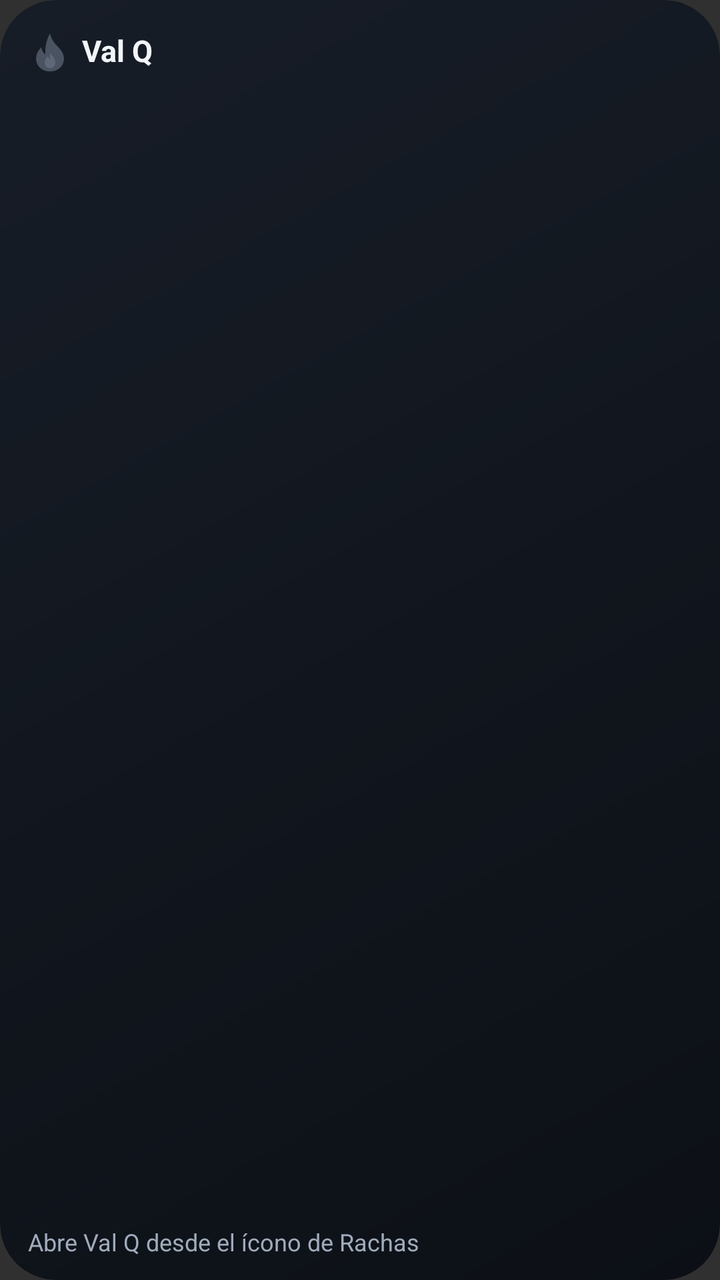
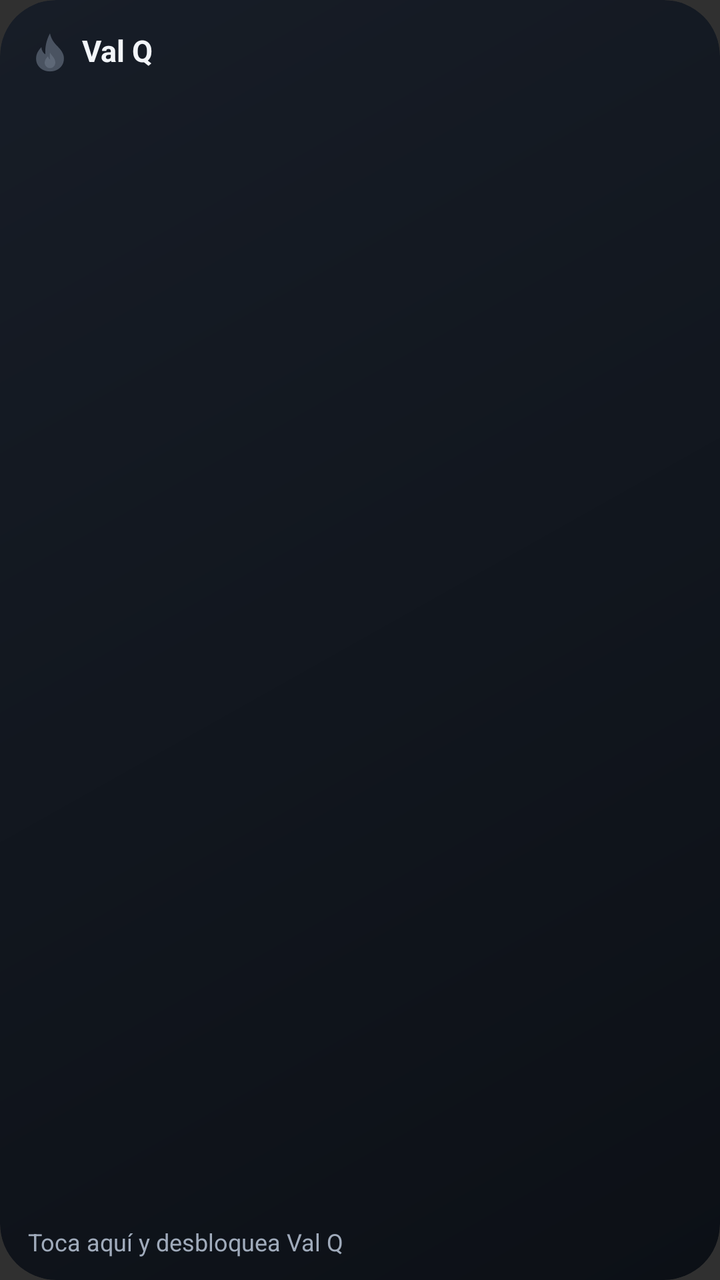

Screens rendered from an Android XML layout before and after an edit, with the pre-edit source and the edit as a unified diff.
<!-- AndroidManifest.xml: application theme Theme.Rachas -->
<!-- res/layout/widget_valq.xml -->
<?xml version="1.0" encoding="utf-8"?>
<FrameLayout xmlns:android="http://schemas.android.com/apk/res/android"
    android:id="@android:id/background"
    android:layout_width="match_parent"
    android:layout_height="match_parent"
    android:background="@drawable/widget_bg_valq"
    android:clipToOutline="true">

    <ImageView
        android:id="@+id/glow"
        android:layout_width="match_parent"
        android:layout_height="match_parent"
        android:contentDescription="@null"
        android:scaleType="fitXY"
        android:src="@drawable/widget_glow"
        android:visibility="gone" />

    <LinearLayout
        android:layout_width="match_parent"
        android:layout_height="match_parent"
        android:orientation="vertical"
        android:paddingStart="14dp"
        android:paddingTop="11dp"
        android:paddingEnd="14dp"
        android:paddingBottom="11dp">

        <LinearLayout
            android:layout_width="match_parent"
            android:layout_height="30dp"
            android:gravity="center_vertical"
            android:orientation="horizontal">

            <ImageView
                android:id="@+id/flame"
                android:layout_width="22dp"
                android:layout_height="22dp"
                android:contentDescription="@null"
                android:src="@drawable/ic_flame_off" />

            <TextView
                android:id="@+id/streak"
                android:layout_width="wrap_content"
                android:layout_height="wrap_content"
                android:layout_marginStart="5dp"
                android:includeFontPadding="false"
                android:maxLines="1"
                android:text="Val Q"
                android:textColor="#FFF2F5F9"
                android:textSize="15sp"
                android:textStyle="bold" />

            <TextView
                android:id="@+id/chip"
                android:layout_width="wrap_content"
                android:layout_height="wrap_content"
                android:layout_marginStart="7dp"
                android:background="@drawable/chip_oro"
                android:letterSpacing="0.06"
                android:paddingStart="6dp"
                android:paddingTop="2dp"
                android:paddingEnd="6dp"
                android:paddingBottom="2dp"
                android:text=""
                android:textSize="9.5sp"
                android:textStyle="bold"
                android:visibility="gone" />

            <TextView
                android:id="@+id/phrase"
                android:layout_width="0dp"
                android:layout_height="wrap_content"
                android:layout_marginStart="10dp"
                android:layout_weight="1"
                android:ellipsize="end"
                android:maxLines="1"
                android:text=""
                android:textColor="#FF2EE6A8"
                android:textSize="12.5sp"
                android:textStyle="bold" />
        </LinearLayout>

        <ImageView
            android:id="@+id/chart"
            android:layout_width="match_parent"
            android:layout_height="0dp"
            android:layout_marginTop="6dp"
            android:layout_weight="1"
            android:contentDescription="@null"
            android:scaleType="fitCenter" />

        <LinearLayout
            android:layout_width="match_parent"
            android:layout_height="wrap_content"
            android:layout_marginTop="6dp"
            android:gravity="center_vertical"
            android:orientation="horizontal">

            <TextView
                android:id="@+id/line"
                android:layout_width="0dp"
                android:layout_height="wrap_content"
                android:layout_weight="1"
                android:drawablePadding="5dp"
                android:ellipsize="end"
                android:gravity="center_vertical"
                android:maxLines="1"
                android:text="Abre Val Q desde el ícono de Rachas"
                android:textColor="#FFA0ABBB"
                android:textSize="12sp" />

            <TextView
                android:id="@+id/day"
                android:layout_width="wrap_content"
                android:layout_height="wrap_content"
                android:layout_marginStart="8dp"
                android:maxLines="1"
                android:text=""
                android:textColor="#FFA0ABBB"
                android:textSize="11.5sp" />
        </LinearLayout>
    </LinearLayout>

    <ImageView
        android:id="@+id/outline"
        android:layout_width="match_parent"
        android:layout_height="match_parent"
        android:contentDescription="@null"
        android:scaleType="fitXY"
        android:src="@drawable/widget_outline"
        android:visibility="gone" />
</FrameLayout>
<!-- resources referenced by this layout -->
<resources>
  <!-- drawable chip_oro (drawable) -->
  <?xml version="1.0" encoding="utf-8"?>
  <shape xmlns:android="http://schemas.android.com/apk/res/android" android:shape="rectangle">
      <corners android:radius="6dp" />
      <solid android:color="#2EF5C542" />
  </shape>
  <!-- drawable ic_flame_off (drawable) -->
  <?xml version="1.0" encoding="utf-8"?>
  <vector xmlns:android="http://schemas.android.com/apk/res/android"
      android:width="24dp"
      android:height="24dp"
      android:viewportWidth="24"
      android:viewportHeight="24">
      <path
          android:fillColor="#FF4A5361"
          android:pathData="M12,1.8C12.6,4.9 14.2,7 16.1,8.9C18.2,11 19.6,13 19.6,15.6C19.6,19.7 16.3,22.6 12,22.6C7.7,22.6 4.4,19.7 4.4,15.6C4.4,13.1 5.6,11.1 7.3,9.4C7.5,11.3 8.3,12.6 9.5,13.3C9.1,9.6 10.1,5.2 12,1.8Z" />
      <path
          android:fillColor="#FF5E6877"
          android:pathData="M12,12.3C12.9,14.1 14.9,15.3 14.9,17.7C14.9,19.5 13.6,20.8 12,20.8C10.4,20.8 9.1,19.5 9.1,17.9C9.1,16.3 10.1,15.2 10.9,14.3C11.1,15.2 11.5,15.8 12.1,16.1C11.8,14.8 11.8,13.5 12,12.3Z" />
  </vector>
  <!-- drawable widget_bg_valq (drawable) -->
  <?xml version="1.0" encoding="utf-8"?>
  <shape xmlns:android="http://schemas.android.com/apk/res/android" android:shape="rectangle">
      <corners android:radius="@dimen/widget_radius" />
      <gradient android:angle="315" android:endColor="#FF0C1016" android:startColor="#FF171D27" />
  </shape>
  <!-- drawable widget_glow (drawable) -->
  <?xml version="1.0" encoding="utf-8"?>
  <shape xmlns:android="http://schemas.android.com/apk/res/android" android:shape="rectangle">
      <corners android:radius="@dimen/widget_radius" />
      <gradient
          android:centerColor="#14FFFFFF"
          android:centerX="0.06"
          android:centerY="0.1"
          android:endColor="#00FFFFFF"
          android:gradientRadius="120%"
          android:startColor="#47FFFFFF"
          android:type="radial" />
  </shape>
  <!-- drawable widget_outline (drawable) -->
  <?xml version="1.0" encoding="utf-8"?>
  <shape xmlns:android="http://schemas.android.com/apk/res/android" android:shape="rectangle">
      <corners android:radius="@dimen/widget_radius" />
      
      <solid android:color="#00000000" />
      <stroke android:width="1.6dp" android:color="#E6FFFFFF" />
  </shape>
  <style name="Theme.Rachas" parent="android:Theme.Material.NoActionBar" />
  <dimen name="widget_radius">24dp</dimen>
</resources>

<!-- the commit's change to res/layout/widget_valq.xml (unified diff, before → after) -->
@@ -104,7 +104,7 @@
                 android:ellipsize="end"
                 android:gravity="center_vertical"
                 android:maxLines="1"
-                android:text="Abre Val Q desde el ícono de Rachas"
+                android:text="Toca aquí y desbloquea Val Q"
                 android:textColor="#FFA0ABBB"
                 android:textSize="12sp" />
 
